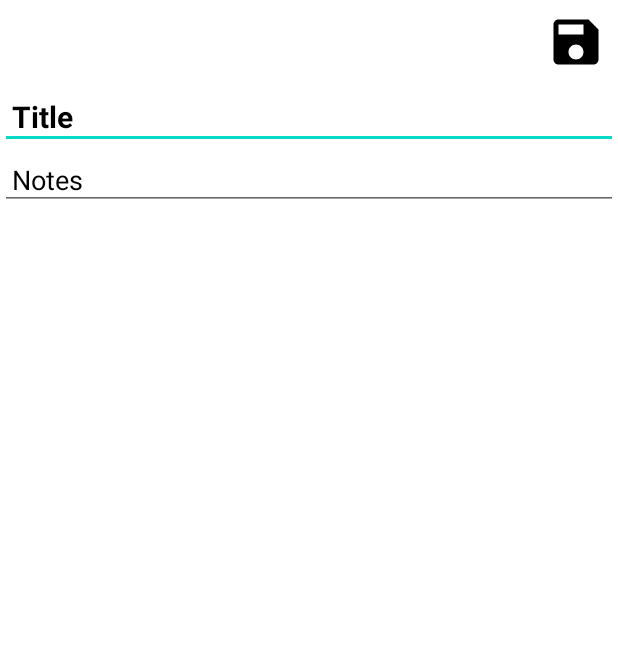
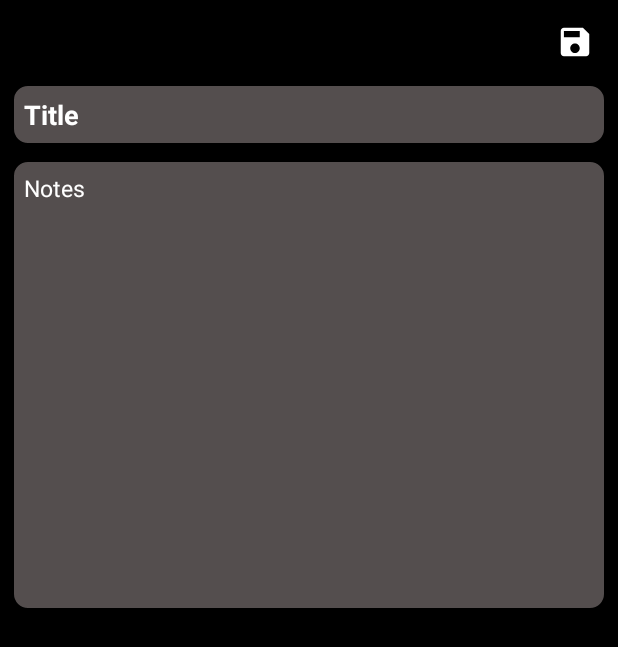
Before and after one commit to silvar1122/NoteTakingApp, an Android app: the NotesTakerActivity screen opened directly, with no data from a screen before it, on a phone screen of 412 x 824 dp. Shown: the top 647 px of the screen. Run offline under Robolectric (Android 15) with nearby library versions, the phone set to English and light mode, and no system bars; our stand-ins replace Room's generated code.

Commit message:
version 1

```diff
--- a/app/src/main/java/com/example/notetakingapp/MainActivity.java
+++ b/app/src/main/java/com/example/notetakingapp/MainActivity.java
@@ -103,9 +103,10 @@ public class MainActivity extends AppCompatActivity implements PopupMenu.OnMenuI
                 database.mainDAO().insert(new_notes);
                 notes_list.clear();
                 notes_list.addAll(database.mainDAO().getAll());
-                Toast.makeText(getApplicationContext(), Integer.toString(notes_list.size()), Toast.LENGTH_SHORT).show();
-
-                Toast.makeText(this, "ID="+Integer.toString(notes_list.get(notes_list.size()-1).getID()), Toast.LENGTH_SHORT).show();
+//                Toast.makeText(getApplicationContext(), Integer.toString(notes_list.size()), Toast.LENGTH_SHORT).show();
+//
+//                Toast.makeText(this, "ID="+Integer.toString(notes_list.get(notes_list.size()-1).getID()), Toast.LENGTH_SHORT).show();
+//
                 notesListAdapter.notifyDataSetChanged();
 
             }
--- /dev/null
+++ b/app/src/main/res/drawable/background.xml
@@ -0,0 +1,7 @@
+<?xml version="1.0" encoding="utf-8"?>
+<shape xmlns:android="http://schemas.android.com/apk/res/android" android:shape="rectangle">
+    <corners android:radius="10dp"/>
+    <solid android:color="#544E4E"/>
+    <stroke android:color="@color/black" android:width="1dp"/>
+
+</shape>
--- a/app/src/main/res/drawable/ic_save.xml
+++ b/app/src/main/res/drawable/ic_save.xml
@@ -1,5 +1,5 @@
-<vector android:height="10dp" android:tint="#000000"
+<vector android:height="25dp" android:tint="#FFFFFF"
     android:viewportHeight="24" android:viewportWidth="24"
-    android:width="10dp" xmlns:android="http://schemas.android.com/apk/res/android">
+    android:width="25dp" xmlns:android="http://schemas.android.com/apk/res/android">
     <path android:fillColor="@android:color/white" android:pathData="M17,3L5,3c-1.11,0 -2,0.9 -2,2v14c0,1.1 0.89,2 2,2h14c1.1,0 2,-0.9 2,-2L21,7l-4,-4zM12,19c-1.66,0 -3,-1.34 -3,-3s1.34,-3 3,-3 3,1.34 3,3 -1.34,3 -3,3zM15,9L5,9L5,5h10v4z"/>
 </vector>
--- a/app/src/main/res/layout/activity_main.xml
+++ b/app/src/main/res/layout/activity_main.xml
@@ -5,14 +5,14 @@
     xmlns:tools="http://schemas.android.com/tools"
     android:layout_width="match_parent"
     android:layout_height="match_parent"
-    android:background="@color/design_default_color_on_primary"
+    android:background="@color/black"
     tools:context=".MainActivity">
     <androidx.appcompat.widget.SearchView
         android:layout_width="match_parent"
         android:layout_height="?attr/actionBarSize"
         android:id="@+id/search_view_home"
         android:layout_margin="16dp"
-        android:background="@color/grey"
+        android:background="@drawable/background"
         app:queryHint="Search Notes"
 
         app:iconifiedByDefault="false"
--- a/app/src/main/res/layout/activity_notes_taker.xml
+++ b/app/src/main/res/layout/activity_notes_taker.xml
@@ -1,12 +1,18 @@
 <?xml version="1.0" encoding="utf-8"?>
-<LinearLayout
+<ScrollView
     xmlns:android="http://schemas.android.com/apk/res/android"
     xmlns:app="http://schemas.android.com/apk/res-auto"
     xmlns:tools="http://schemas.android.com/tools"
+    android:background="@color/black"
     android:layout_width="match_parent"
-    android:layout_height="match_parent"
+    android:layout_height="match_parent">
+
+    <LinearLayout
+        android:layout_width="match_parent"
+        android:layout_height="wrap_content"
         android:orientation="vertical"
-    android:background="@color/white"
+        android:paddingHorizontal="8dp"
+        android:background="@color/black"
         tools:context=".NotesTakerActivity">
 
         <androidx.appcompat.widget.Toolbar
@@ -20,10 +26,11 @@
                 android:layout_height="wrap_content">
 
                 <ImageView
-                android:layout_width="?attr/actionBarSize"
-                android:layout_height="?attr/actionBarSize"
+                    android:layout_width="wrap_content"
+                    android:layout_height="wrap_content"
                     android:id="@+id/img_save"
                     android:padding="8dp"
+
                     android:src="@drawable/ic_save"
                     android:layout_alignParentEnd="true"
                     android:background="@android:color/transparent"/>
@@ -39,23 +46,32 @@
             android:layout_height="wrap_content"
             android:id="@+id/et_title"
             android:hint="Title"
-        android:textColorHint="@color/black"
+            android:textColorHint="@color/white"
             android:padding="8dp"
             android:textStyle="bold"
-        android:textSize="20sp"
+            android:textColorLink="@color/white"
+            android:background="@drawable/background"
+            android:textSize="18sp"
             android:singleLine="true"
-        android:textColor="@color/black"/>
+            android:textColor="@color/white"/>
         <EditText
             android:layout_width="match_parent"
-        android:layout_height="wrap_content"
+            android:layout_height="300dp"
             android:id="@+id/et_notes"
             android:hint="Notes"
-        android:textColorHint="@color/black"
+            android:textColorLink="@color/white"
+            android:minLines="4"
+            android:layout_marginTop="10dp"
+            android:gravity="top"
+            android:background="@drawable/background"
+            android:textColorHint="@color/white"
             android:padding="8dp"
-        android:textColor="@color/black"
-        android:textSize="18sp"
+            android:textColor="@color/white"
+            android:textSize="15sp"
             android:textStyle="normal"/>
 
 
 
     </LinearLayout>
+
+</ScrollView>
--- a/app/src/main/res/values/strings.xml
+++ b/app/src/main/res/values/strings.xml
@@ -1,3 +1,3 @@
 <resources>
-    <string name="app_name">Note taking app</string>
+    <string name="app_name">Notes Taker</string>
 </resources>
```
Lines whose indentation alone changed are shown as unchanged.
